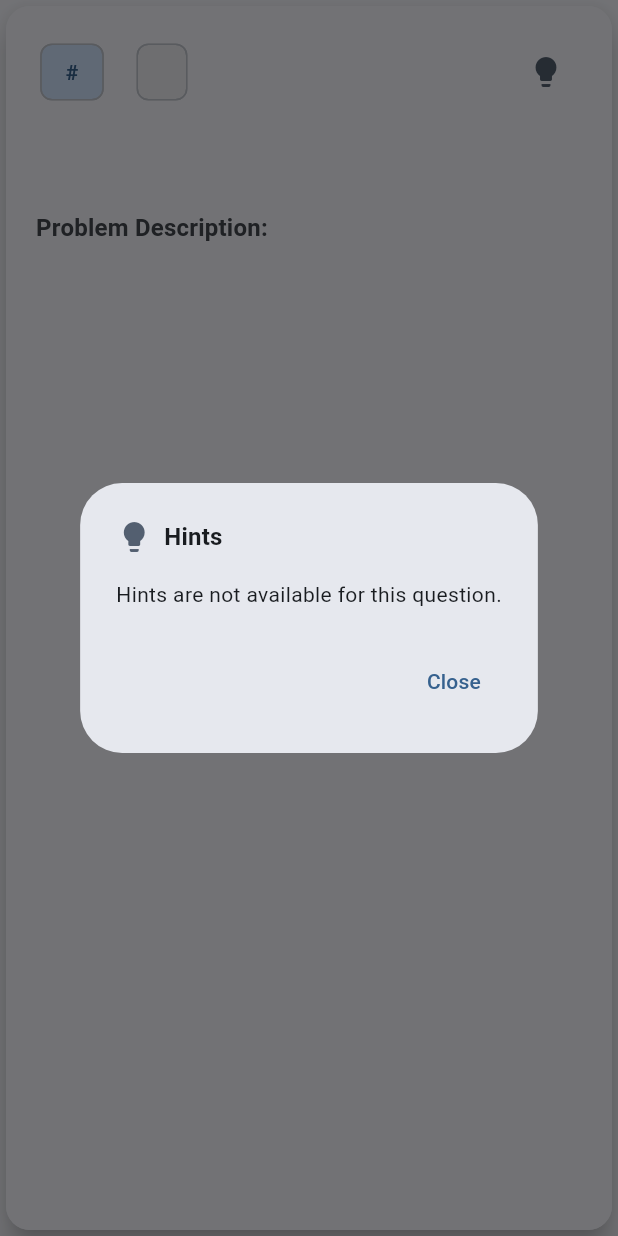
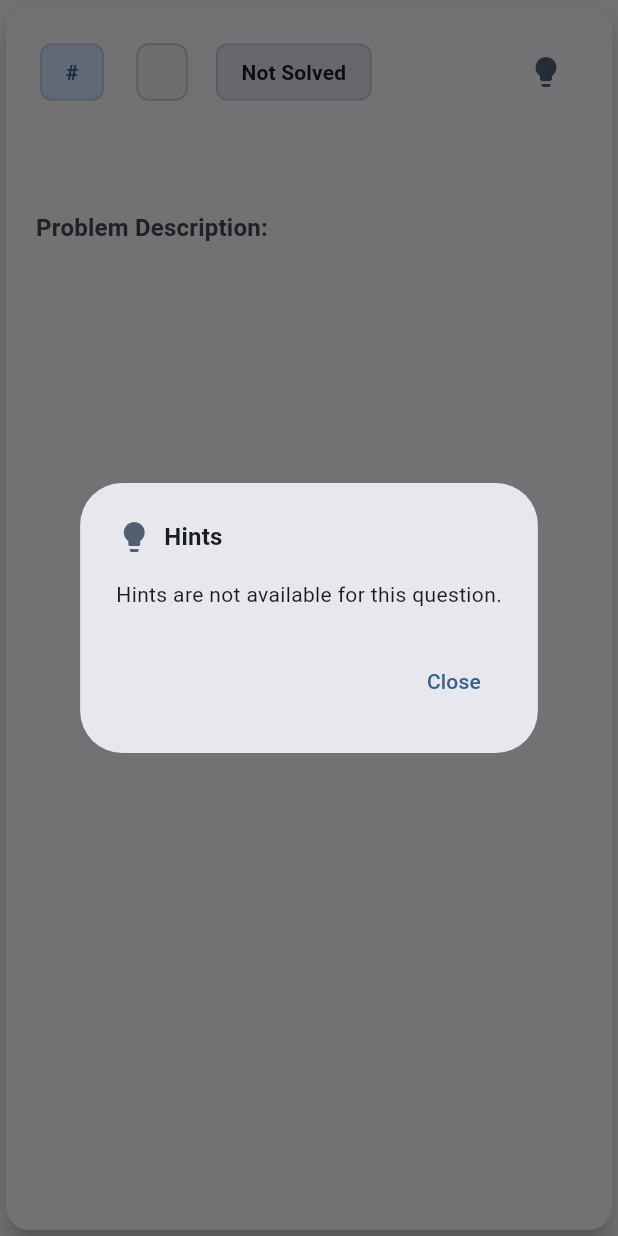
Before and after one commit to neenza/leetscroll_app, a Flutter app: the FlippableProblemCard widget shown alone on an empty page, opened directly with empty values, after a tap on the "lightbulb" icon, on a phone screen of 412 x 824 dp. Run offline on Flutter 3.47's test engine with Material 3 defaults, Android fonts, the phone set to English and light mode, and no system bars; Roboto replaces fonts that are missing (SF Pro Display).

Commit message:
solved/ not solved filter chip

```diff
--- a/lib/models/leetcode_problem.dart
+++ b/lib/models/leetcode_problem.dart
@@ -14,6 +14,7 @@ class LeetCodeProblem {
   final List<String> hints;
   final Map<String, String> codeSnippets;
   final String? solution;
+  bool isSolved;
 
   LeetCodeProblem({
     required this.title,
@@ -29,6 +30,7 @@ class LeetCodeProblem {
     required this.hints,
     required this.codeSnippets,
     this.solution,
+    this.isSolved = false,
   });
 
   factory LeetCodeProblem.fromJson(Map<String, dynamic> json) {
@@ -49,6 +51,7 @@ class LeetCodeProblem {
       hints: List<String>.from(json['hints'] ?? []),
       codeSnippets: Map<String, String>.from(json['code_snippets'] ?? {}),
       solution: json['solution'],
+      isSolved: json['is_solved'] ?? false,
     );
   }
 
--- a/lib/screens/home_screen.dart
+++ b/lib/screens/home_screen.dart
@@ -236,6 +236,17 @@ class _HomeScreenState extends State<HomeScreen> {
               child: FlippableProblemCard(
                 problem: _filteredProblems[index],
                 onScrollToNext: _navigateToNextProblem,
+                onSolvedChanged: (bool value) {
+                  setState(() {
+                    // Update in filtered list
+                    _filteredProblems[index].isSolved = value;
+                    // Also update in main problems list if needed
+                    final mainIdx = _problems.indexWhere((p) => p.frontendId == _filteredProblems[index].frontendId);
+                    if (mainIdx != -1) {
+                      _problems[mainIdx].isSolved = value;
+                    }
+                  });
+                },
               ),
             );
           },
--- a/lib/widgets/flippable_problem_card.dart
+++ b/lib/widgets/flippable_problem_card.dart
@@ -4,11 +4,13 @@ import '../models/leetcode_problem.dart';
 class FlippableProblemCard extends StatefulWidget {
   final LeetCodeProblem problem;
   final VoidCallback? onScrollToNext;
+  final ValueChanged<bool>? onSolvedChanged;
 
   const FlippableProblemCard({
     super.key,
     required this.problem,
     this.onScrollToNext,
+    this.onSolvedChanged,
   });
 
   @override
@@ -186,6 +188,7 @@ class _FlippableProblemCardState extends State<FlippableProblemCard>
                   shape: RoundedRectangleBorder(borderRadius: BorderRadius.circular(8)),
                   elevation: 0,
                 ),
+
                 SizedBox(width: 12),
                 Chip(
                   label: Text(
@@ -199,6 +202,33 @@ class _FlippableProblemCardState extends State<FlippableProblemCard>
                   shape: RoundedRectangleBorder(borderRadius: BorderRadius.circular(8)),
                   elevation: 0,
                 ),
+                SizedBox(width: 12),
+                FilterChip(
+                  label: Text(
+                    widget.problem.isSolved ? 'Solved' : 'Not Solved',
+                    style: theme.textTheme.labelLarge?.copyWith(
+                      fontWeight: FontWeight.bold,
+                      color: widget.problem.isSolved
+                          ? colorScheme.onPrimaryContainer
+                          : colorScheme.onSurface,
+                    ),
+                  ),
+                  selected: widget.problem.isSolved,
+                  onSelected: (bool value) {
+                    widget.onSolvedChanged?.call(value);
+                  },
+                  showCheckmark: widget.problem.isSolved,
+                  checkmarkColor: colorScheme.primary,
+                  backgroundColor: widget.problem.isSolved
+                      ? colorScheme.primaryContainer
+                      : colorScheme.surfaceVariant,
+                  shape: RoundedRectangleBorder(borderRadius: BorderRadius.circular(8)),
+                  elevation: 0,
+                  disabledColor: widget.problem.isSolved
+                      ? colorScheme.primaryContainer
+                      : colorScheme.surfaceVariant,
+                ),
+
                 Spacer(),
                 IconButton(
                   onPressed: () {
```
